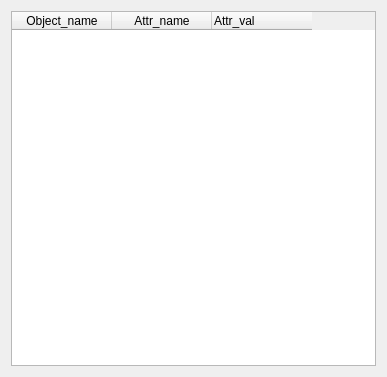
Old version of the form gdallocationinfo_dialog_base.ui in the repository nextgis/gdallocationinfo_plugin.
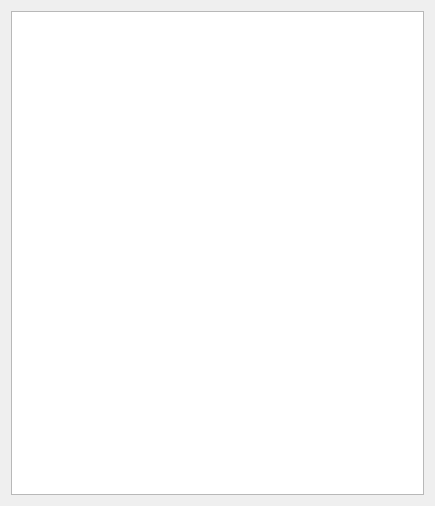
New version of the form.

Commit message: Change attribute view to treeview

```diff
--- a/gdallocationinfo_dialog_base.ui
+++ b/gdallocationinfo_dialog_base.ui
@@ -6,35 +6,22 @@
    <rect>
     <x>0</x>
     <y>0</y>
-    <width>387</width>
-    <height>377</height>
+    <width>435</width>
+    <height>506</height>
    </rect>
   </property>
+  <property name="sizePolicy">
+   <sizepolicy hsizetype="MinimumExpanding" vsizetype="Preferred">
+    <horstretch>0</horstretch>
+    <verstretch>0</verstretch>
+   </sizepolicy>
+  </property>
   <property name="windowTitle">
    <string>AGSInfo</string>
   </property>
   <layout class="QVBoxLayout" name="verticalLayout">
    <item>
-    <widget class="QTableWidget" name="tableWidget">
-     <column>
-      <property name="text">
-       <string>Object_name</string>
-      </property>
-     </column>
-     <column>
-      <property name="text">
-       <string>Attr_name</string>
-      </property>
-     </column>
-     <column>
-      <property name="text">
-       <string>Attr_val</string>
-      </property>
-      <property name="textAlignment">
-       <set>AlignLeft|AlignVCenter</set>
-      </property>
-     </column>
-    </widget>
+    <widget class="QTreeView" name="treeView"/>
    </item>
   </layout>
  </widget>
```
Left out of the diff: 2 changed lines with no effect on the pictures. The commit also changes 2 other files.
